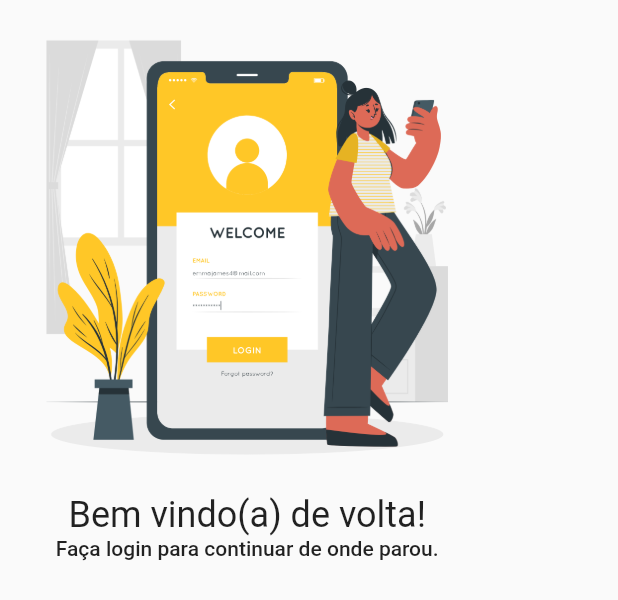
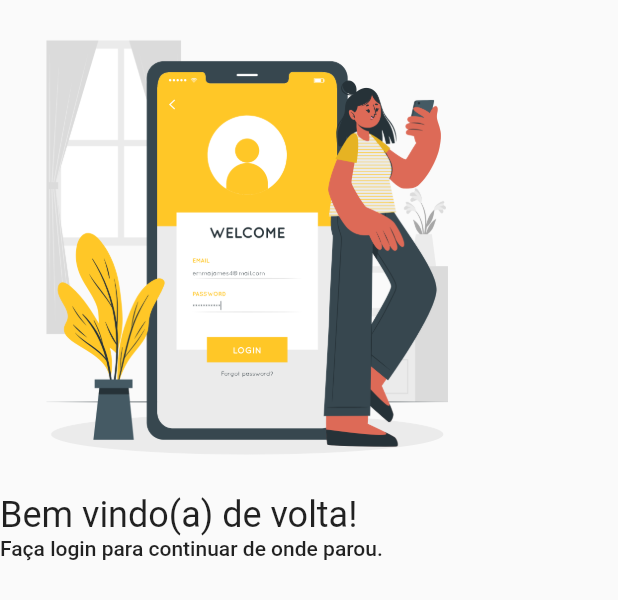
Before and after one commit to ifpr-paranavai/cosmetic_survey, a Flutter app: the FormHeaderWidget widget shown alone on an empty page, opened directly, on a phone screen of 412 x 824 dp. Shown: the top 600 px of the screen. Run offline on Flutter 3.47's test engine with Material 2 defaults, Android fonts, the light colour scheme and no system bars; our stand-ins replace firebase_core, line_awesome_flutter; accounts and stored records are empty.

Commit message:
Novos parâmetros no componente

```diff
--- a/lib/src/components/form_header_widget.dart
+++ b/lib/src/components/form_header_widget.dart
@@ -3,26 +3,34 @@ import 'package:flutter/material.dart';
 class FormHeaderWidget extends StatelessWidget {
   String image, tittle, subtittle;
   TextStyle? textStyleTittle, textStyleSubTittle;
+  CrossAxisAlignment crossAxisAlignment;
+  double? heightBetween;
+  TextAlign? textAlign;
 
-  FormHeaderWidget(
-      {Key? key,
-      required this.image,
-      required this.tittle,
-      required this.subtittle,
-      this.textStyleTittle,
-      this.textStyleSubTittle})
-      : super(key: key);
+  FormHeaderWidget({
+    Key? key,
+    required this.image,
+    required this.tittle,
+    required this.subtittle,
+    this.textStyleTittle,
+    this.textStyleSubTittle,
+    this.crossAxisAlignment = CrossAxisAlignment.start,
+    this.heightBetween,
+    this.textAlign,
+  }) : super(key: key);
 
   @override
   Widget build(BuildContext context) {
     final deviceSize = MediaQuery.of(context).size;
 
     return Column(
+      crossAxisAlignment: crossAxisAlignment,
       children: [
         Image(
           image: AssetImage(image),
           height: deviceSize.height * 0.4,
         ),
+        SizedBox(height: heightBetween),
         Text(
           tittle,
           style: textStyleTittle ?? Theme.of(context).textTheme.headline4,
@@ -30,6 +38,7 @@ class FormHeaderWidget extends StatelessWidget {
         Text(
           subtittle,
           style: textStyleSubTittle ?? Theme.of(context).textTheme.bodyText1,
+          textAlign: textAlign,
         ),
       ],
     );
```
